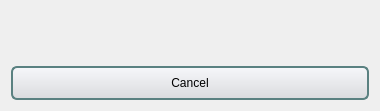
Old version of the form T3kCfgFE/QDataProgressDialog.ui in the repository habilience/habilience-t3ksensor-tools.
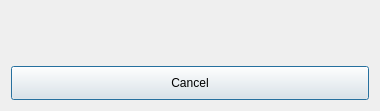
New version of the form. Custom widgets are drawn as their Qt base class.

What changed in the file:
```diff
--- a/T3kCfgFE/QDataProgressDialog.ui
+++ b/T3kCfgFE/QDataProgressDialog.ui
@@ -13,30 +13,6 @@
   <property name="windowTitle">
    <string>Progress</string>
   </property>
-  <property name="styleSheet">
-   <string notr="true">QPushButton {
-	border: 2px solid #8f8f91;
-	border-radius: 6px;
-	background-color: qlineargradient(x1: 0, y1: 0, x2: 0, y2: 1, stop: 0 #f6f7fa, stop: 1 #dadbde);
-	min-width: 80px;
-}
-
-QPushButton:pressed {
-	background-color: qlineargradient(x1: 0, y1: 0, x2: 0, y2: 1, stop: 0 #dadbde, stop: 1 #f6f7fa);
-}
-
-QPushButton:flat {
-	border: none;
-}
-
-QPushButton:focus {
-	outline: none;
-}
-
-QPushButton:default {
-	border-color: rgb(90, 129, 129);
-}</string>
-  </property>
   <layout class="QVBoxLayout" name="layoutBody">
    <property name="spacing">
     <number>16</number>
```
